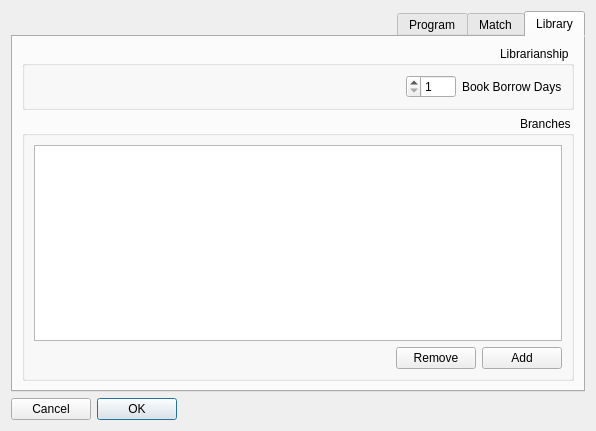
Before: the Qt Designer form optionsform.ui in nournia/ketabkhaane, drawn with Qt 5.
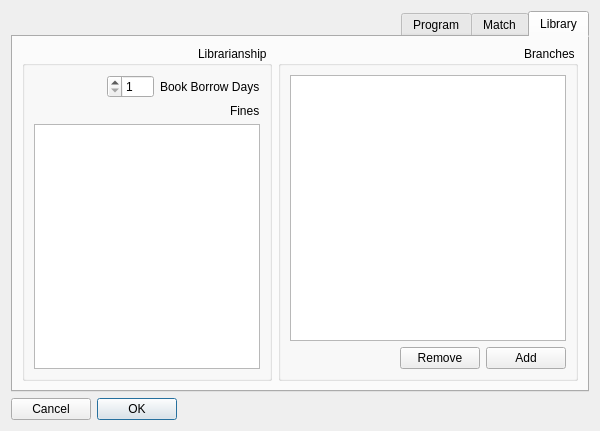
After: the same form once the commit is applied. Icons and pictures are not drawn.

Commit message: add fines option

```diff
--- a/optionsform.ui
+++ b/optionsform.ui
@@ -6,8 +6,8 @@
    <rect>
     <x>0</x>
     <y>0</y>
-    <width>596</width>
-    <height>401</height>
+    <width>600</width>
+    <height>400</height>
    </rect>
   </property>
   <property name="layoutDirection">
@@ -23,44 +23,9 @@
       <attribute name="title">
        <string>Library</string>
       </attribute>
-      <layout class="QVBoxLayout" name="verticalLayout_2">
+      <layout class="QHBoxLayout" name="horizontalLayout_7">
        <item>
-        <widget class="QGroupBox" name="gLibrary">
-         <property name="title">
-          <string>Librarianship</string>
-         </property>
-         <layout class="QFormLayout" name="formLayout_4">
-          <property name="fieldGrowthPolicy">
-           <enum>QFormLayout::AllNonFixedFieldsGrow</enum>
-          </property>
-          <item row="0" column="0">
-           <widget class="QLabel" name="label">
-            <property name="text">
-             <string>Book Borrow Days</string>
-            </property>
-           </widget>
-          </item>
-          <item row="0" column="1">
-           <widget class="QSpinBox" name="sBookBorrowDays">
-            <property name="maximumSize">
-             <size>
-              <width>50</width>
-              <height>16777215</height>
-             </size>
-            </property>
-            <property name="minimum">
-             <number>1</number>
-            </property>
-            <property name="maximum">
-             <number>100</number>
-            </property>
-           </widget>
-          </item>
-         </layout>
-        </widget>
-       </item>
-       <item>
-        <widget class="QGroupBox" name="groupBox_3">
+        <widget class="QGroupBox" name="bBranches">
          <property name="title">
           <string>Branches</string>
          </property>
@@ -140,6 +105,103 @@
          </layout>
         </widget>
        </item>
+       <item>
+        <widget class="QGroupBox" name="gLibrary">
+         <property name="minimumSize">
+          <size>
+           <width>250</width>
+           <height>0</height>
+          </size>
+         </property>
+         <property name="maximumSize">
+          <size>
+           <width>250</width>
+           <height>16777215</height>
+          </size>
+         </property>
+         <property name="title">
+          <string>Librarianship</string>
+         </property>
+         <layout class="QVBoxLayout" name="verticalLayout_2">
+          <item>
+           <widget class="QWidget" name="widget_5" native="true">
+            <layout class="QHBoxLayout" name="horizontalLayout_6">
+             <property name="leftMargin">
+              <number>0</number>
+             </property>
+             <property name="topMargin">
+              <number>0</number>
+             </property>
+             <property name="rightMargin">
+              <number>0</number>
+             </property>
+             <property name="bottomMargin">
+              <number>0</number>
+             </property>
+             <item>
+              <widget class="QLabel" name="label">
+               <property name="sizePolicy">
+                <sizepolicy hsizetype="Maximum" vsizetype="Preferred">
+                 <horstretch>0</horstretch>
+                 <verstretch>0</verstretch>
+                </sizepolicy>
+               </property>
+               <property name="text">
+                <string>Book Borrow Days</string>
+               </property>
+              </widget>
+             </item>
+             <item>
+              <widget class="QSpinBox" name="sBookBorrowDays">
+               <property name="maximumSize">
+                <size>
+                 <width>50</width>
+                 <height>16777215</height>
+                </size>
+               </property>
+               <property name="minimum">
+                <number>1</number>
+               </property>
+               <property name="maximum">
+                <number>100</number>
+               </property>
+              </widget>
+             </item>
+             <item>
+              <spacer name="horizontalSpacer_3">
+               <property name="orientation">
+                <enum>Qt::Horizontal</enum>
+               </property>
+               <property name="sizeHint" stdset="0">
+                <size>
+                 <width>40</width>
+                 <height>20</height>
+                </size>
+               </property>
+              </spacer>
+             </item>
+            </layout>
+           </widget>
+          </item>
+          <item>
+           <widget class="QLabel" name="label_12">
+            <property name="sizePolicy">
+             <sizepolicy hsizetype="Maximum" vsizetype="Preferred">
+              <horstretch>0</horstretch>
+              <verstretch>0</verstretch>
+             </sizepolicy>
+            </property>
+            <property name="text">
+             <string>Fines</string>
+            </property>
+           </widget>
+          </item>
+          <item>
+           <widget class="QTableWidget" name="tFines"/>
+          </item>
+         </layout>
+        </widget>
+       </item>
       </layout>
      </widget>
      <widget class="QWidget" name="tab_2">
```
The commit also changes 2 other files.
